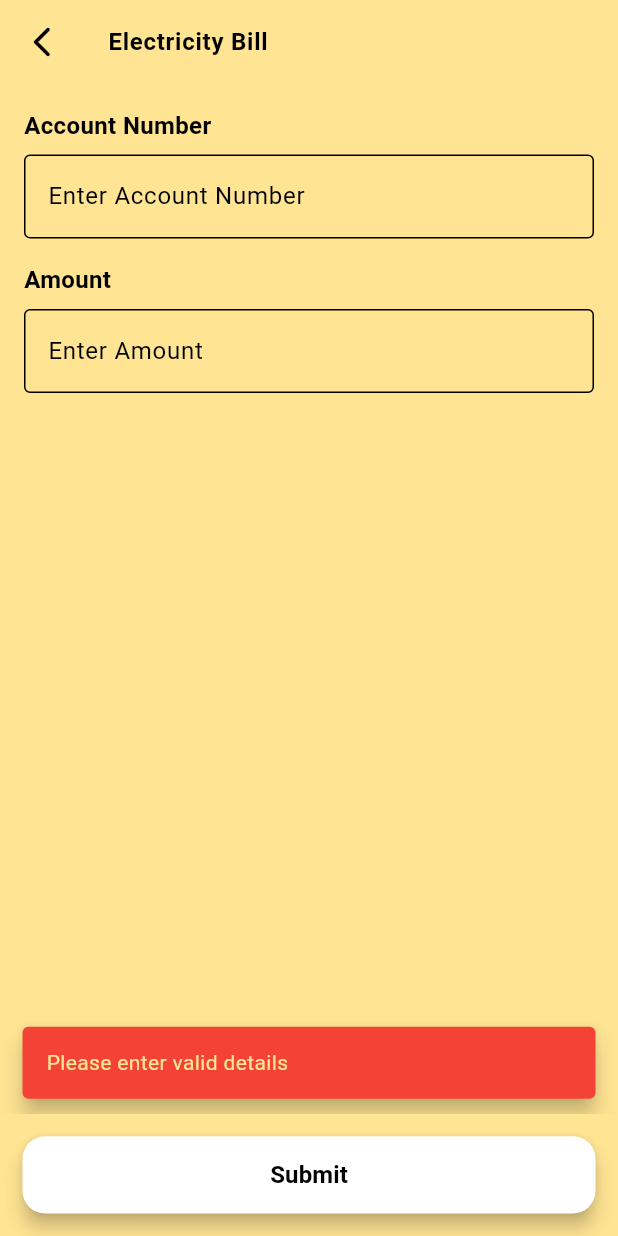
After one commit to Asif-Faizal/french-wallet, a Flutter app: the ElectricityBillPage screen opened by its route, after a tap on "Submit", on a phone screen of 412 x 824 dp. The commit adds this screen. Run offline on Flutter 3.47's test engine with Material 3 defaults, Android fonts, the phone set to English and light mode, and no system bars; our stand-ins replace audioplayers, bloc, carousel_slider, contacts_service, equatable, file_picker and 7 more; missing offline and left inert: mobile_scanner; accounts and stored records are empty; generated files the repository leaves out were written again.

Commit message:
electricity init

```diff
--- /dev/null
+++ b/lib/presentation/screens/services/shared/electricity_bill.dart
@@ -0,0 +1,131 @@
+import 'package:flutter/material.dart';
+import 'package:ewallet2/presentation/widgets/shared/normal_appbar.dart';
+import 'package:ewallet2/presentation/widgets/shared/normal_button.dart';
+import 'package:http/http.dart' as http;
+import 'dart:convert';
+
+import '../../../../shared/config/api_config.dart';
+
+class ElectricityBillPage extends StatelessWidget {
+  final _accountNumberController = TextEditingController();
+  final _amountController = TextEditingController();
+  final billPaymentCode = '1002';
+  static const appRefId = '123456789012'; // Make this constant as required
+
+  @override
+  Widget build(BuildContext context) {
+    final size = MediaQuery.of(context).size;
+
+    return Scaffold(
+      appBar: NormalAppBar(text: 'Electricity Bill'),
+      body: Padding(
+        padding: const EdgeInsets.all(16.0),
+        child: Column(
+          crossAxisAlignment: CrossAxisAlignment.start,
+          children: [
+            _buildSectionHeading('Account Number'),
+            _buildTextField(
+              controller: _accountNumberController,
+              labelText: 'Enter Account Number',
+              keyboardType: TextInputType.number,
+            ),
+            SizedBox(height: 16),
+            _buildSectionHeading('Amount'),
+            _buildTextField(
+              controller: _amountController,
+              labelText: 'Enter Amount',
+              keyboardType: TextInputType.numberWithOptions(decimal: true),
+            ),
+          ],
+        ),
+      ),
+      bottomNavigationBar: Padding(
+        padding: EdgeInsets.all(15),
+        child: NormalButton(
+          size: size,
+          title: 'Submit',
+          onPressed: () async {
+            final accountNumber = _accountNumberController.text;
+            final amount = double.tryParse(_amountController.text) ?? 0;
+
+            if (accountNumber.isEmpty || amount <= 0) {
+              _showSnackBar(context, 'Please enter valid details', Colors.red);
+            } else {
+              await _submitElectricityBill(
+                  context, accountNumber, amount.toString());
+            }
+          },
+        ),
+      ),
+    );
+  }
+
+  Widget _buildSectionHeading(String text) {
+    return Padding(
+      padding: const EdgeInsets.only(bottom: 8.0),
+      child: Text(
+        text,
+        style: TextStyle(
+          fontSize: 16,
+          fontWeight: FontWeight.bold,
+        ),
+      ),
+    );
+  }
+
+  Widget _buildTextField({
+    required TextEditingController controller,
+    required String labelText,
+    required TextInputType keyboardType,
+  }) {
+    return TextField(
+      controller: controller,
+      decoration: InputDecoration(
+        labelText: labelText,
+        labelStyle: TextStyle(fontWeight: FontWeight.normal),
+        border: OutlineInputBorder(),
+      ),
+      keyboardType: keyboardType,
+    );
+  }
+
+  Future<void> _submitElectricityBill(
+      BuildContext context, String accountNumber, String amount) async {
+    final url = Uri.parse(
+        'https://api-innovitegra.online/Billers/service/process_service');
+    final response = await http.post(
+      url,
+      headers: {
+        'Content-Type': 'application/json',
+        'Deviceid': Config.deviceId,
+        'Authorization': Config.token
+      },
+      body: jsonEncode({
+        'amount': amount,
+        'service_id': billPaymentCode,
+        'account': accountNumber,
+        'app_ref_id': appRefId,
+      }),
+    );
+
+    final responseBody = jsonDecode(response.body);
+    print(responseBody);
+
+    if (responseBody['status'] == 'Success') {
+      _showSnackBar(context, 'Transaction Successful', Colors.green);
+    } else {
+      _showSnackBar(context, 'Transaction Failed', Colors.red);
+    }
+  }
+
+  void _showSnackBar(
+      BuildContext context, String message, Color backgroundColor) {
+    ScaffoldMessenger.of(context).showSnackBar(
+      SnackBar(
+        behavior: SnackBarBehavior.floating,
+        content: Text(message),
+        backgroundColor: backgroundColor,
+      ),
+    );
+  }
+}
--- a/lib/shared/config/api_config.dart
+++ b/lib/shared/config/api_config.dart
@@ -38,5 +38,5 @@ class Config {
   static const String deviceId =
       '986t534666587645342345243273485345331343576895001';
   static const String token =
-      'Bearer eyJhbGciOiJIUzI1NiIsInR5cCI6IkpXVCJ9.eyJVZGlkIjoidGVzdHVkaWQiLCJDdXN0b21lcklEIjoiMjYxIiwiZXhwIjoxNzIyMzI1Mzg5LCJpc3MiOiJBWmVXYWxsZXQifQ.CSXwxlueGAjakMAY_ne4hCFF7-_vhOgittXefpuVo5g';
+      'Bearer eyJhbGciOiJIUzI1NiIsInR5cCI6IkpXVCJ9.eyJVZGlkIjoiOTg2dDUzNDY2NjU4NzY0NTM0MjM0NTI0MzI3MzQ4NTM0NTMzMTM0MzU3Njg5NTMyMyIsIkN1c3RvbWVySUQiOiIyNjEiLCJleHAiOjE3MjIzMzU5NzUsImlzcyI6IkFaZVdhbGxldCJ9.co0otb3YVqCUS6OLNGpbVzAwIXhgGMMezwpFjE7VNFU';
 }
--- a/lib/shared/router/router_config.dart
+++ b/lib/shared/router/router_config.dart
@@ -5,6 +5,7 @@ import 'package:ewallet2/presentation/screens/dashboard/retail/retail_home_scree
 import 'package:ewallet2/presentation/screens/initial/corporate_promot_screen.dart';
 import 'package:ewallet2/presentation/screens/login/executive_login_screen.dart';
 import 'package:ewallet2/presentation/screens/services/coorporate/view_child_card_screen.dart';
+import 'package:ewallet2/presentation/screens/services/shared/electricity_bill.dart';
 import 'package:ewallet2/presentation/screens/services/shared/receive_screen.dart';
 import 'package:ewallet2/presentation/screens/services/shared/send_money.dart';
 import 'package:ewallet2/presentation/screens/services/shared/scan_qr_screen.dart';
@@ -216,6 +217,11 @@ class AppRouter {
         path: '/accountInfo',
         name: 'accountInfo',
         builder: (context, state) => UserProfilePage(),
+      ),
+      GoRoute(
+        path: '/electricityBill',
+        name: 'electricityBill',
+        builder: (context, state) => ElectricityBillPage(),
       )
     ],
   );
--- a/lib/shared/router/router_const.dart
+++ b/lib/shared/router/router_const.dart
@@ -34,4 +34,5 @@ class AppRouteConst {
   static const transactionListRoute = 'transactionList';
   static const setTransactionPinRoute = 'setTransactionPin';
   static const accountInfoRoute = 'accountInfo';
+  static const electricityBillRoute = 'electricityBill';
 }
```
Also changed, not shown: lib/presentation/screens/dashboard/retail/retail_home_screen.dart (+8 -5 lines).
